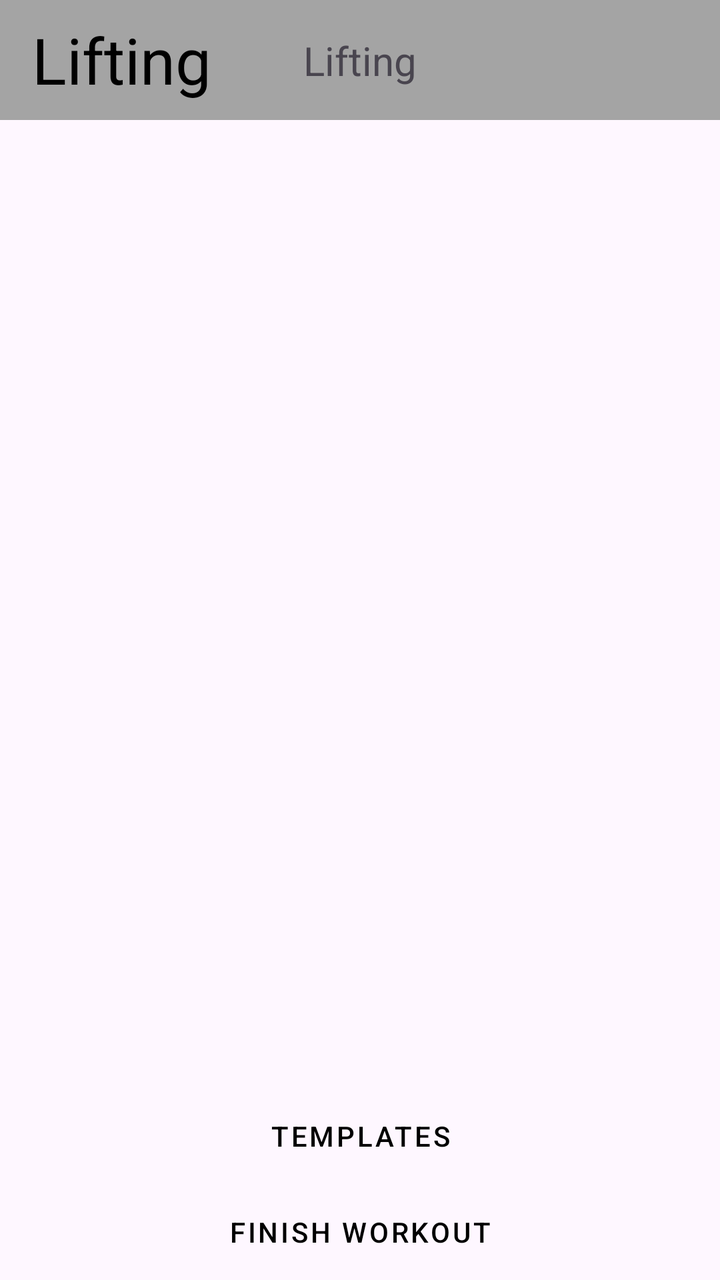
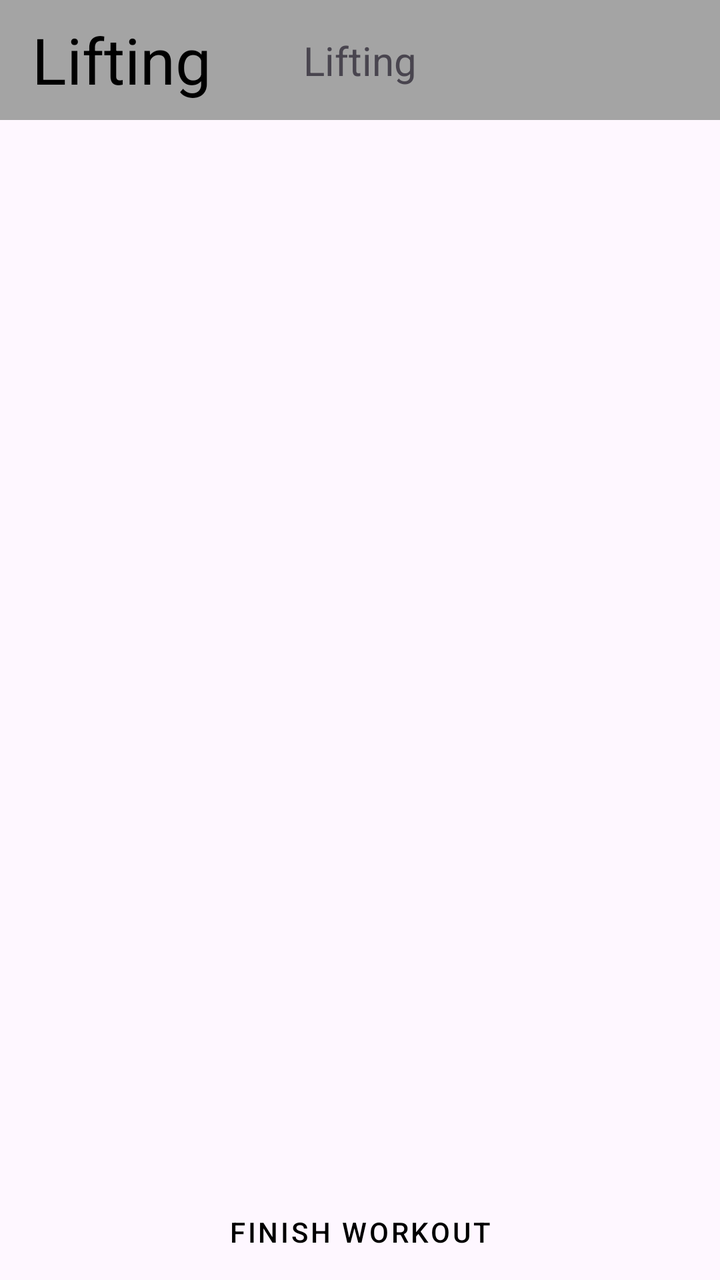

An Android layout rendered at two revisions. The XML below is the earlier revision; the diff shows what the commit changed to produce the second picture.
<!-- AndroidManifest.xml: application theme Theme.GymLoggingApp -->
<!-- res/layout/fragment_lifting.xml -->
<?xml version="1.0" encoding="utf-8"?>
<androidx.constraintlayout.widget.ConstraintLayout xmlns:android="http://schemas.android.com/apk/res/android"
    xmlns:app="http://schemas.android.com/apk/res-auto"
    xmlns:tools="http://schemas.android.com/tools"
    android:layout_width="match_parent"
    android:layout_height="match_parent">


    
    <com.google.android.material.appbar.MaterialToolbar
        android:id="@+id/lifting_toolbar"
        android:layout_width="match_parent"
        android:layout_height="60dp"
        android:background="@color/medGray"
        app:title="Lifting"
        app:titleTextColor="@android:color/black"
        app:titleTextAppearance="@style/TextAppearance.Material3.HeadlineLarge"
        app:layout_constraintTop_toTopOf="parent"
        app:layout_constraintStart_toStartOf="parent"
        app:layout_constraintEnd_toEndOf="parent"
        app:popupTheme="@style/ThemeOverlay.Material3.Light" />

    <TextView
        android:layout_width="wrap_content"
        android:layout_height="wrap_content"
        android:text="Lifting"
        android:textSize="20sp"
        app:layout_constraintStart_toStartOf="parent"
        app:layout_constraintEnd_toEndOf="parent"
        app:layout_constraintTop_toTopOf="parent"
        app:layout_constraintBottom_toTopOf="@id/recycler_view_exercises"
        />

    


    
    <androidx.recyclerview.widget.RecyclerView
        android:id="@+id/recycler_view_exercises"
        android:layout_width="0dp"
        android:layout_height="0dp"
        app:layout_constraintBottom_toTopOf="@id/button_save_as_template"
        app:layout_constraintEnd_toEndOf="parent"
        app:layout_constraintStart_toStartOf="parent"
        app:layout_constraintTop_toBottomOf="@id/lifting_toolbar"
        tools:listitem="@layout/item_exercise_log_for_lifting_fragment">




    </androidx.recyclerview.widget.RecyclerView>



    <Button
        android:layout_width="0dp"
        android:layout_height="wrap_content"
        android:text="Templates"
        android:id="@+id/button_save_as_template"
        android:textColor="@color/black"
        style="@style/Widget.MaterialComponents.Button.OutlinedButton"
        app:layout_constraintTop_toBottomOf="@id/recycler_view_exercises"
        app:layout_constraintStart_toStartOf="parent"
        app:layout_constraintEnd_toEndOf="parent"
        app:layout_constraintBottom_toTopOf="@id/button_finish_workout" />

    <Button
        android:id="@+id/button_finish_workout"
        android:layout_width="0dp"
        android:layout_height="wrap_content"
        android:text="Finish Workout"
        style="@style/Widget.MaterialComponents.Button.OutlinedButton"
        android:textColor="@color/black"
        app:layout_constraintStart_toStartOf="parent"
        app:layout_constraintEnd_toEndOf="parent"
        app:layout_constraintBottom_toBottomOf="parent" />



</androidx.constraintlayout.widget.ConstraintLayout>
<!-- res/layout/item_exercise_log_for_lifting_fragment.xml (included above) -->
<?xml version="1.0" encoding="utf-8"?>
<androidx.constraintlayout.widget.ConstraintLayout xmlns:android="http://schemas.android.com/apk/res/android"
    xmlns:app="http://schemas.android.com/apk/res-auto"
    android:layout_width="match_parent"
    android:layout_height="wrap_content"
    android:background="?attr/selectableItemBackground"
    android:clickable="true"
    android:focusable="true"
    android:padding="16dp">

    
    <TextView
        android:id="@+id/text_view_exercise_name"
        android:layout_width="0dp"
        android:layout_height="wrap_content"
        android:text="Bench Press"
        android:textSize="18sp"
        android:textStyle="bold"
        app:layout_constraintEnd_toEndOf="parent"
        app:layout_constraintStart_toStartOf="parent"
        app:layout_constraintTop_toTopOf="parent" />

    
    <TextView
        android:id="@+id/text_view_exercise_sets"
        android:layout_width="0dp"
        android:layout_height="wrap_content"
        android:layout_marginTop="4dp"
        android:text="135x8, 135x8, 145x6"
        android:textSize="14sp"

        app:layout_constraintEnd_toEndOf="parent"
        app:layout_constraintStart_toStartOf="parent"
        app:layout_constraintTop_toBottomOf="@id/text_view_exercise_name" />



</androidx.constraintlayout.widget.ConstraintLayout>
<!-- resources referenced by this layout -->
<resources>
  <color name="black">#FF000000</color>
  <color name="medGray">#A4A4A4</color>
  <style name="Theme.GymLoggingApp" parent="Base.Theme.GymLoggingApp" />
  <style name="Base.Theme.GymLoggingApp" parent="Theme.Material3.DayNight.NoActionBar">
          
          
      </style>
</resources>

<!-- the commit's change to res/layout/fragment_lifting.xml (unified diff, before → after) -->
@@ -12,24 +12,23 @@
         android:layout_width="match_parent"
         android:layout_height="60dp"
         android:background="@color/medGray"
+        app:layout_constraintEnd_toEndOf="parent"
+        app:layout_constraintStart_toStartOf="parent"
+        app:layout_constraintTop_toTopOf="parent"
+        app:popupTheme="@style/ThemeOverlay.Material3.Light"
         app:title="Lifting"
-        app:titleTextColor="@android:color/black"
         app:titleTextAppearance="@style/TextAppearance.Material3.HeadlineLarge"
-        app:layout_constraintTop_toTopOf="parent"
-        app:layout_constraintStart_toStartOf="parent"
-        app:layout_constraintEnd_toEndOf="parent"
-        app:popupTheme="@style/ThemeOverlay.Material3.Light" />
+        app:titleTextColor="@android:color/black" />
 
     <TextView
         android:layout_width="wrap_content"
         android:layout_height="wrap_content"
         android:text="Lifting"
         android:textSize="20sp"
+        app:layout_constraintBottom_toTopOf="@id/recycler_view_exercises"
+        app:layout_constraintEnd_toEndOf="parent"
         app:layout_constraintStart_toStartOf="parent"
-        app:layout_constraintEnd_toEndOf="parent"
-        app:layout_constraintTop_toTopOf="parent"
-        app:layout_constraintBottom_toTopOf="@id/recycler_view_exercises"
-        />
+        app:layout_constraintTop_toTopOf="parent" />
 
     
 
@@ -39,42 +38,23 @@
         android:id="@+id/recycler_view_exercises"
         android:layout_width="0dp"
         android:layout_height="0dp"
-        app:layout_constraintBottom_toTopOf="@id/button_save_as_template"
+        app:layout_constraintBottom_toTopOf="@id/button_finish_workout"
         app:layout_constraintEnd_toEndOf="parent"
         app:layout_constraintStart_toStartOf="parent"
         app:layout_constraintTop_toBottomOf="@id/lifting_toolbar"
-        tools:listitem="@layout/item_exercise_log_for_lifting_fragment">
-
-
-
-
-    </androidx.recyclerview.widget.RecyclerView>
-
+        tools:listitem="@layout/item_exercise_log_for_lifting_fragment"/>
 
 
     <Button
-        android:layout_width="0dp"
-        android:layout_height="wrap_content"
-        android:text="Templates"
-        android:id="@+id/button_save_as_template"
-        android:textColor="@color/black"
+        android:id="@+id/button_finish_workout"
         style="@style/Widget.MaterialComponents.Button.OutlinedButton"
-        app:layout_constraintTop_toBottomOf="@id/recycler_view_exercises"
-        app:layout_constraintStart_toStartOf="parent"
-        app:layout_constraintEnd_toEndOf="parent"
-        app:layout_constraintBottom_toTopOf="@id/button_finish_workout" />
-
-    <Button
-        android:id="@+id/button_finish_workout"
         android:layout_width="0dp"
         android:layout_height="wrap_content"
         android:text="Finish Workout"
-        style="@style/Widget.MaterialComponents.Button.OutlinedButton"
         android:textColor="@color/black"
-        app:layout_constraintStart_toStartOf="parent"
+        app:layout_constraintBottom_toBottomOf="parent"
         app:layout_constraintEnd_toEndOf="parent"
-        app:layout_constraintBottom_toBottomOf="parent" />
-
+        app:layout_constraintStart_toStartOf="parent" />
 
 
 </androidx.constraintlayout.widget.ConstraintLayout>
